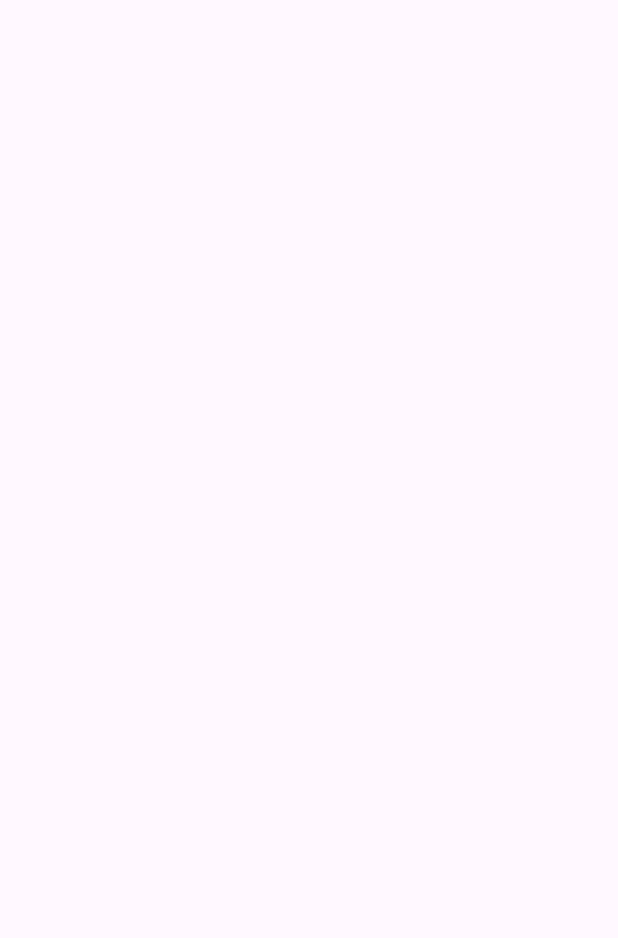
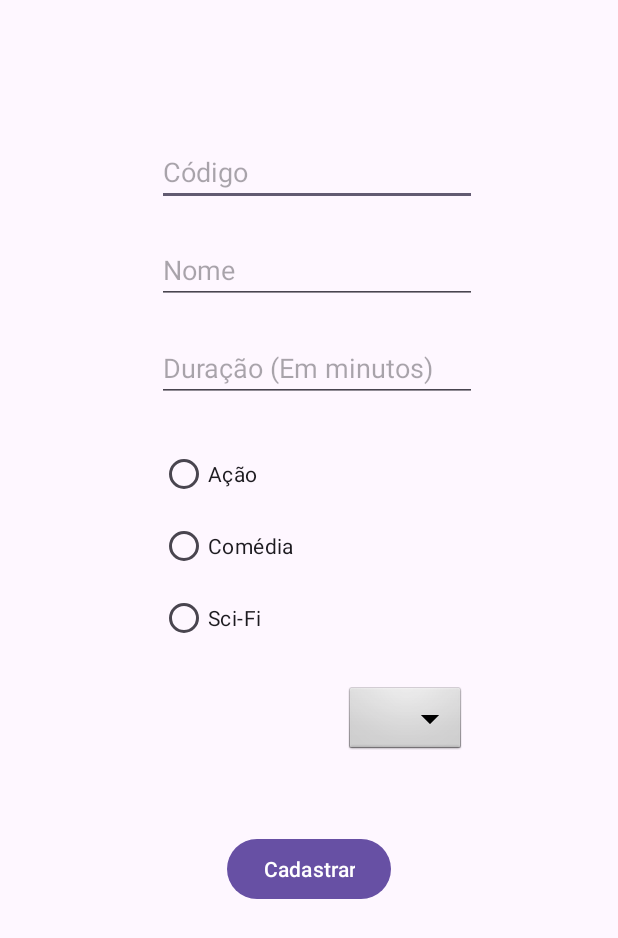
Before and after one commit to YagoGomesDaSilva/Dev_Buster, an Android app: the CreateMedia screen opened directly, with no data from a screen before it, on a phone screen of 412 x 824 dp. Before the commit the part shown is empty. Shown: the top 938 px of the screen. Run offline under Robolectric (Android 15) with nearby library versions, the phone set to English and light mode, and no system bars.

Commit message:
Cadastro de mídia

```diff
--- a/app/src/main/java/br/com/god/dev_buster/CRUD/CreateMedia.java
+++ b/app/src/main/java/br/com/god/dev_buster/CRUD/CreateMedia.java
@@ -2,15 +2,136 @@ package br.com.god.dev_buster.CRUD;
 
 import androidx.appcompat.app.AppCompatActivity;
 
+import android.app.Activity;
+import android.content.ContentValues;
+import android.content.Intent;
+import android.database.sqlite.SQLiteDatabase;
+import android.graphics.Bitmap;
+import android.graphics.Canvas;
+import android.graphics.drawable.BitmapDrawable;
+import android.graphics.drawable.Drawable;
 import android.os.Bundle;
+import android.provider.MediaStore;
+import android.view.View;
+import android.widget.Button;
+import android.widget.ImageView;
+import android.widget.RadioButton;
+import android.widget.RadioGroup;
+import android.widget.TextView;
+import android.widget.Toast;
 
+import java.io.ByteArrayOutputStream;
+
+import br.com.god.dev_buster.DataBase.BancoAdmin;
+import br.com.god.dev_buster.MainActivity;
 import br.com.god.dev_buster.R;
 
 public class CreateMedia extends AppCompatActivity {
+
+    TextView idMedia, mediaName, mediaDuration;
+
+    RadioGroup radioGroup;
+
+    Button btnRegisterMedia;
+
+    ImageView image;
 
     @Override
     protected void onCreate(Bundle savedInstanceState) {
         super.onCreate(savedInstanceState);
         setContentView(R.layout.activity_create_media);
+
+        this.idMedia = findViewById(R.id.idMedia);
+        this.mediaName = findViewById(R.id.mediaName);
+        this.mediaDuration = findViewById(R.id.mediaDuration);
+        this.radioGroup = findViewById(R.id.radioGroup);
+        this.btnRegisterMedia = findViewById(R.id.teste);
+        this.image = findViewById(R.id.imgMedia);
+
+        this.setOnClickListenerRegister(btnRegisterMedia, idMedia, mediaName, mediaDuration, radioGroup, image);
+        this.setOnClickListenerImg(image);
+    }
+
+    private void setOnClickListenerRegister(Button btnRegisterMedia, TextView idMedia, TextView mediaName, TextView mediaDuration, RadioGroup radioGroup, ImageView image){
+        btnRegisterMedia.setOnClickListener(new View.OnClickListener() {
+            @Override
+            public void onClick(View v) {
+                BancoAdmin admin = new BancoAdmin(CreateMedia.this, "Media", null, 1);
+                SQLiteDatabase banco = admin.getWritableDatabase();
+
+                RadioButton radioButton = findViewById(radioGroup.getCheckedRadioButtonId());
+
+                ContentValues transaction = new ContentValues();
+                transaction.put("ID", Integer.valueOf(idMedia.getText().toString()));
+                transaction.put("NAME", mediaName.getText().toString());
+                transaction.put("DURATION", Integer.valueOf(mediaDuration.getText().toString()));
+                transaction.put("GENRE", radioButton.getText().toString());
+                transaction.put("IMAGE", convertImageViewToByteArray(image));
+
+                banco.insert("MEDIA", null, transaction);
+                banco.close();
+
+                Toast.makeText(CreateMedia.this, "Salvo com sucesso!", Toast.LENGTH_LONG).show();
+                idMedia.setText("");
+                mediaName.setText("");
+                mediaDuration.setText("");
+                BackIntent();
+            }
+        });
+    }
+
+    public void setOnClickListenerImg(ImageView image){
+        image.setOnClickListener(new View.OnClickListener() {
+            @Override
+            public void onClick(View v) {
+                Intent intent = new Intent(Intent.ACTION_PICK, MediaStore.Images.Media.INTERNAL_CONTENT_URI);
+                startActivityForResult(Intent.createChooser(intent, "Escolha sua imagem"), 1);
+
+            }
+        });
+    }
+
+    protected void onActivityResult(int RequestCode, int ResultCode, Intent dados) {
+        super.onActivityResult(RequestCode, ResultCode, dados);
+        if (ResultCode == Activity.RESULT_OK) {
+            if (ResultCode == 1) {
+                image.setImageURI(dados.getData());
+            }
+        }
+    }
+
+    private byte[] convertImageViewToByteArray(ImageView imageView) {
+        // Get the drawable from the ImageView
+        Drawable drawable = imageView.getDrawable();
+
+        if (drawable != null) {
+            // Convert the drawable to a Bitmap
+            Bitmap bitmap = drawableToBitmap(drawable);
+
+            // Convert the Bitmap to a byte array
+            ByteArrayOutputStream stream = new ByteArrayOutputStream();
+            bitmap.compress(Bitmap.CompressFormat.PNG, 100, stream);
+            return stream.toByteArray();
+        }
+
+        return null;
+    }
+
+    private Bitmap drawableToBitmap(Drawable drawable) {
+        if (drawable instanceof BitmapDrawable) {
+            return ((BitmapDrawable) drawable).getBitmap();
+        }
+
+        // If the drawable is not a BitmapDrawable, create a new Bitmap and draw the drawable onto it
+        Bitmap bitmap = Bitmap.createBitmap(drawable.getIntrinsicWidth(), drawable.getIntrinsicHeight(), Bitmap.Config.ARGB_8888);
+        drawable.setBounds(0, 0, drawable.getIntrinsicWidth(), drawable.getIntrinsicHeight());
+        drawable.draw(new Canvas(bitmap));
+        return bitmap;
+    }
+
+    private void BackIntent() {
+        Intent intent = new Intent(this, MainActivity.class);
+        startActivity(intent);
+        finish();
     }
 }
--- a/app/src/main/java/br/com/god/dev_buster/DataBase/BancoAdmin.java
+++ b/app/src/main/java/br/com/god/dev_buster/DataBase/BancoAdmin.java
@@ -11,7 +11,7 @@ public class BancoAdmin extends SQLiteOpenHelper {
 
     @Override
     public void onCreate(SQLiteDatabase banco) {
-        banco.execSQL("CREATE TABLE MEDIA (ID_CODIGO_PRODUTO INT PRIMARY KEY, NOME TEXT, DESCRICAO TEXT, ESTOQUE INT )");
+        banco.execSQL("CREATE TABLE PRODUTOS (ID INT PRIMARY KEY, NOME TEXT, DURATION INT, GENRE TEXT, IMAGE BLOB)");
     }
 
     @Override
--- a/app/src/main/res/layout/activity_create_media.xml
+++ b/app/src/main/res/layout/activity_create_media.xml
@@ -6,4 +6,97 @@
     android:layout_height="match_parent"
     tools:context=".CRUD.CreateMedia">
 
+    <EditText
+        android:id="@+id/idMedia"
+        android:layout_width="wrap_content"
+        android:layout_height="wrap_content"
+        android:layout_marginTop="92dp"
+        android:ems="10"
+        android:inputType="text"
+        android:hint="@string/mediaIdHint"
+        app:layout_constraintEnd_toEndOf="parent"
+        app:layout_constraintHorizontal_bias="0.527"
+        app:layout_constraintStart_toStartOf="parent"
+        app:layout_constraintTop_toTopOf="parent" />
+
+    <EditText
+        android:id="@+id/mediaName"
+        android:layout_width="wrap_content"
+        android:layout_height="wrap_content"
+        android:layout_marginTop="20dp"
+        android:ems="10"
+        android:hint="@string/mediaNameHint"
+        android:inputType="text"
+        app:layout_constraintEnd_toEndOf="parent"
+        app:layout_constraintHorizontal_bias="0.527"
+        app:layout_constraintStart_toStartOf="parent"
+        app:layout_constraintTop_toBottomOf="@+id/idMedia" />
+
+    <EditText
+        android:id="@+id/mediaDuration"
+        android:layout_width="wrap_content"
+        android:layout_height="wrap_content"
+        android:layout_marginTop="20dp"
+        android:ems="10"
+        android:hint="@string/mediaDurationHint"
+        android:inputType="text"
+        app:layout_constraintEnd_toEndOf="parent"
+        app:layout_constraintHorizontal_bias="0.527"
+        app:layout_constraintStart_toStartOf="parent"
+        app:layout_constraintTop_toBottomOf="@+id/mediaName" />
+
+    <RadioGroup
+        android:id="@+id/radioGroup"
+        android:layout_width="wrap_content"
+        android:layout_height="wrap_content"
+        android:layout_marginTop="24dp"
+        app:layout_constraintEnd_toEndOf="parent"
+        app:layout_constraintHorizontal_bias="0.33"
+        app:layout_constraintStart_toStartOf="parent"
+        app:layout_constraintTop_toBottomOf="@+id/mediaDuration">
+
+        <RadioButton
+            android:id="@+id/actionGenreRadio"
+            android:layout_width="match_parent"
+            android:layout_height="wrap_content"
+            android:text="@string/actionGenreHint" />
+
+        <RadioButton
+            android:id="@+id/comedyGenreRadio"
+            android:layout_width="match_parent"
+            android:layout_height="wrap_content"
+            android:text="@string/comedyGenreHint" />
+
+        <RadioButton
+            android:id="@+id/SciFiGenreRadio"
+            android:layout_width="match_parent"
+            android:layout_height="wrap_content"
+            android:text="@string/sciFiGenreHint" />
+
+    </RadioGroup>
+
+    <ImageView
+        android:id="@+id/imgMedia"
+        android:layout_width="wrap_content"
+        android:layout_height="wrap_content"
+        android:layout_marginTop="20dp"
+        android:clickable="true"
+        app:layout_constraintEnd_toEndOf="parent"
+        app:layout_constraintHorizontal_bias="0.694"
+        app:layout_constraintStart_toStartOf="parent"
+        app:layout_constraintTop_toBottomOf="@+id/radioGroup"
+        app:srcCompat="@android:drawable/btn_dropdown"
+        />
+
+    <Button
+        android:id="@+id/teste"
+        android:layout_width="wrap_content"
+        android:layout_height="wrap_content"
+        android:text="@string/registerMediaButtonValue"
+        app:layout_constraintBottom_toBottomOf="parent"
+        app:layout_constraintEnd_toEndOf="parent"
+        app:layout_constraintStart_toStartOf="parent"
+        app:layout_constraintTop_toBottomOf="@+id/imgMedia"
+        app:layout_constraintVertical_bias="0.186" />
+
 </androidx.constraintlayout.widget.ConstraintLayout>
--- a/app/src/main/res/values/strings.xml
+++ b/app/src/main/res/values/strings.xml
@@ -25,4 +25,16 @@
     <string name="btn_UpdateMedia">Atualizar Mídia</string>
 
 
+    <string name="mediaIdHint">Código</string>
+    <string name="mediaNameHint">Nome</string>
+    <string name="mediaDurationHint">Duração (Em minutos)</string>
+    <string name="actionGenreHint">Ação</string>
+    <string name="comedyGenreHint">Comédia</string>
+    <string name="sciFiGenreHint">Sci-Fi</string>
+    <string name="adventureGenreHint">Aventura</string>
+    <string name="terrorGenreHint">Terror</string>
+    <string name="romanceGenreHint">Romance</string>
+
+
+    <string name="registerMediaButtonValue">Cadastrar</string>
 </resources>
```
Also changed, not shown: app/src/main/java/br/com/god/dev_buster/MainActivity.java (+22 -0 lines).
